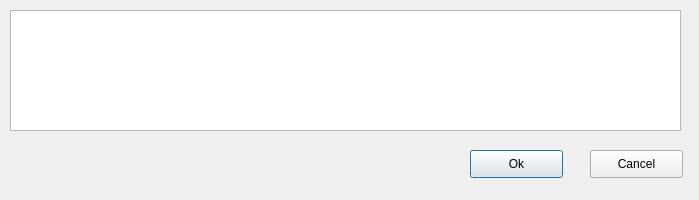
First picture: the form in ArcApp/storage.ui, repository Arc-Project/Arc, before the edit.
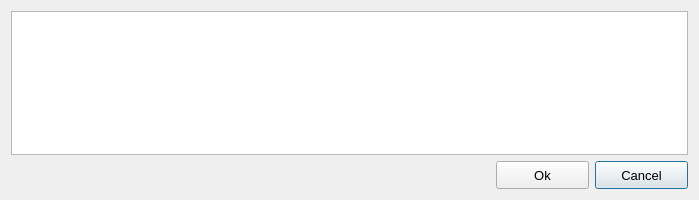
Second picture: the form after the edit.

```diff
--- a/ArcApp/storage.ui
+++ b/ArcApp/storage.ui
@@ -13,42 +13,60 @@
   <property name="windowTitle">
    <string>Dialog</string>
   </property>
-  <widget class="QPushButton" name="storageOk">
-   <property name="geometry">
-    <rect>
-     <x>470</x>
-     <y>150</y>
-     <width>93</width>
-     <height>28</height>
-    </rect>
-   </property>
-   <property name="text">
-    <string>Ok</string>
-   </property>
-  </widget>
+  <layout class="QGridLayout" name="gridLayout">
+   <item row="1" column="2">
   <widget class="QPushButton" name="storageCancel">
-   <property name="geometry">
-    <rect>
-     <x>590</x>
-     <y>150</y>
+     <property name="minimumSize">
+      <size>
      <width>93</width>
      <height>28</height>
-    </rect>
+      </size>
+     </property>
+     <property name="font">
+      <font>
+       <pointsize>10</pointsize>
+      </font>
    </property>
    <property name="text">
     <string>Cancel</string>
    </property>
   </widget>
-  <widget class="QPlainTextEdit" name="storageInput">
-   <property name="geometry">
-    <rect>
-     <x>10</x>
-     <y>10</y>
-     <width>671</width>
-     <height>121</height>
-    </rect>
-   </property>
-  </widget>
+   </item>
+   <item row="1" column="1">
+    <widget class="QPushButton" name="storageOk">
+     <property name="minimumSize">
+      <size>
+       <width>93</width>
+       <height>28</height>
+      </size>
+     </property>
+     <property name="font">
+      <font>
+       <pointsize>10</pointsize>
+      </font>
+     </property>
+     <property name="text">
+      <string>Ok</string>
+     </property>
+    </widget>
+   </item>
+   <item row="1" column="0">
+    <spacer name="horizontalSpacer">
+     <property name="orientation">
+      <enum>Qt::Horizontal</enum>
+     </property>
+     <property name="sizeHint" stdset="0">
+      <size>
+       <width>40</width>
+       <height>20</height>
+      </size>
+     </property>
+    </spacer>
+   </item>
+   <item row="0" column="0" colspan="3">
+    <widget class="QPlainTextEdit" name="storageInput"/>
+   </item>
+  </layout>
  </widget>
  <resources/>
  <connections/>
```
Lines whose indentation alone changed are shown as unchanged.
